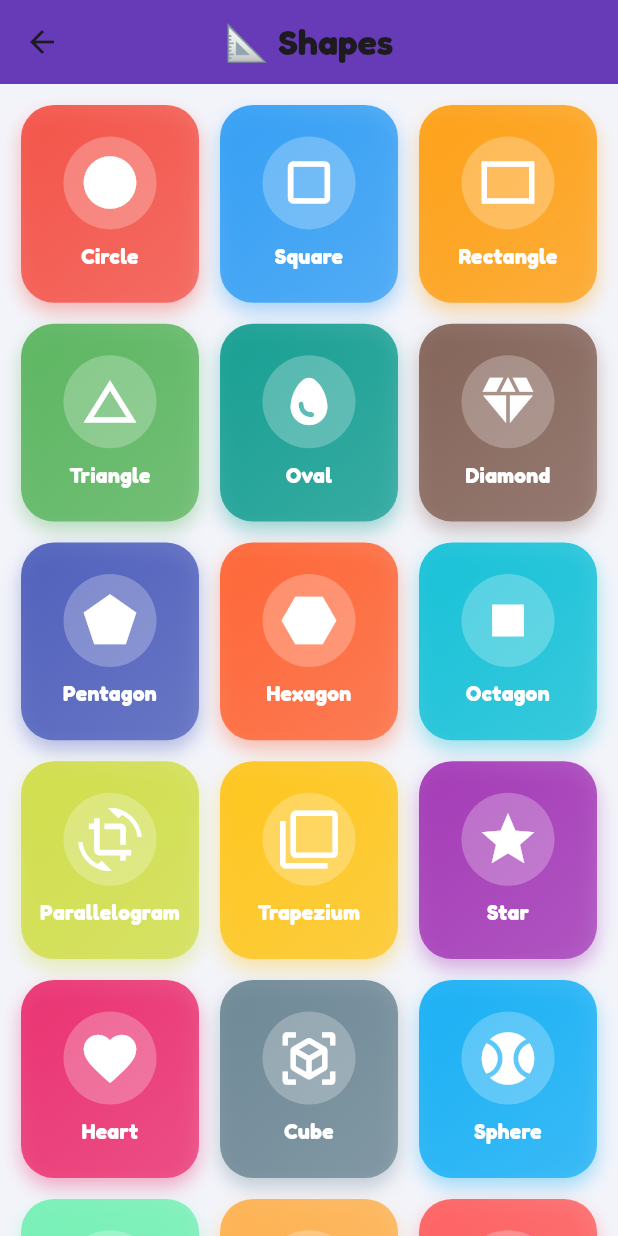
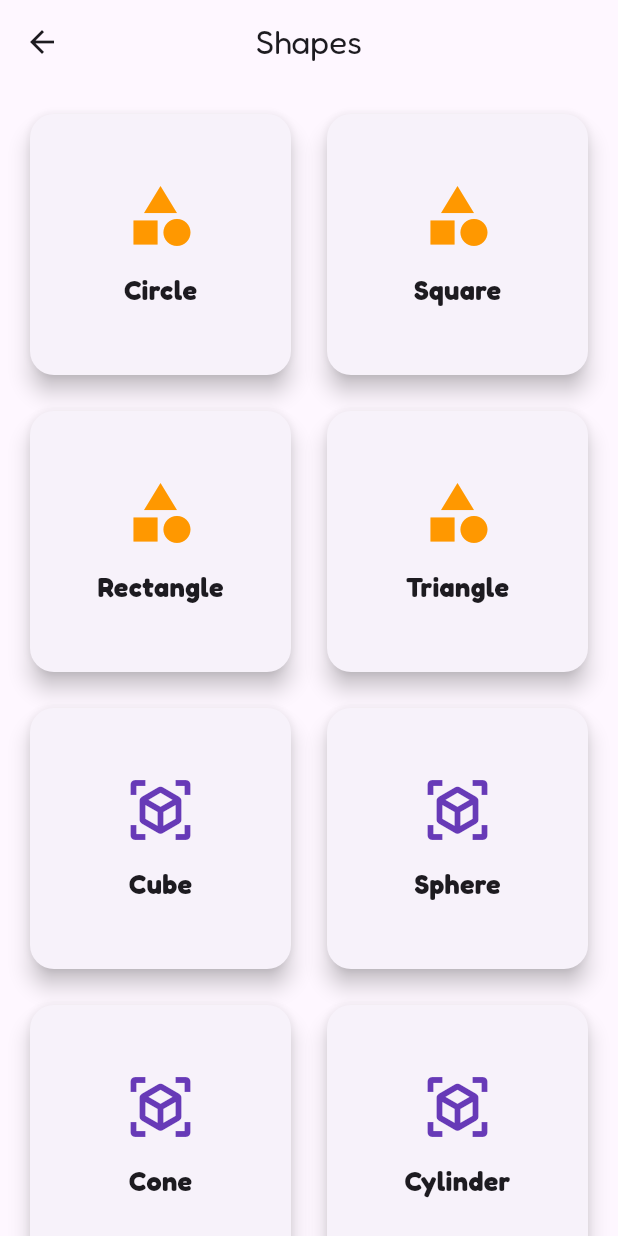
Before and after one commit to argadenil/zinzy, a Flutter app: the ShapesScreen screen opened directly, on a phone screen of 412 x 824 dp. Run offline on Flutter 3.47's test engine with Material 3 defaults, Android fonts, the phone set to English and light mode, and no system bars; our stand-ins replace audioplayers, camera, confetti, flutter_tts, google_fonts, lottie and 2 more; missing offline and left inert: flutter_3d_controller, hand_landmarker.

Commit message:
changes added for shapes screen

```diff
--- a/lib/screens/shapes/shapesscreen.dart
+++ b/lib/screens/shapes/shapesscreen.dart
@@ -1,66 +1,99 @@
 import 'package:flutter/material.dart';
+import 'package:flutter_3d_controller/flutter_3d_controller.dart';
 
-class ShapesScreen extends StatefulWidget {
-  const ShapesScreen({super.key});
+/// -------------------------------
+/// DATA MODEL
+/// -------------------------------
+class ShapeItem {
+  final String name;
+  final String description;
+  final String? asset;
+  final bool is3D;
 
-  @override
-  State<ShapesScreen> createState() => _ShapesScreenState();
+  ShapeItem({
+    required this.name,
+    required this.description,
+    this.asset,
+    bool? is3D,
+  }) : is3D = is3D ?? false;
 }
 
-class _ShapesScreenState extends State<ShapesScreen> {
-  final List<Map<String, dynamic>> shapes = [
-    {"name": "Circle", "icon": Icons.circle, "color": Colors.red, "info": "A circle is round. It has no corners."},
-    {"name": "Square", "icon": Icons.crop_square, "color": Colors.blue, "info": "A square has 4 equal sides."},
-    {"name": "Rectangle", "icon": Icons.rectangle_outlined, "color": Colors.orange, "info": "A rectangle has 4 sides. Opposite sides are equal."},
-    {"name": "Triangle", "icon": Icons.change_history, "color": Colors.green, "info": "A triangle has 3 sides."},
-    {"name": "Oval", "icon": Icons.egg, "color": Colors.teal, "info": "An oval looks like a stretched circle."},
-    {"name": "Diamond", "icon": Icons.diamond, "color": Colors.brown, "info": "A diamond has 4 equal slanted sides."},
-    {"name": "Pentagon", "icon": Icons.pentagon, "color": Colors.indigo, "info": "A pentagon has 5 sides."},
-    {"name": "Hexagon", "icon": Icons.hexagon, "color": Colors.deepOrange, "info": "A hexagon has 6 sides."},
-    {"name": "Octagon", "icon": Icons.stop, "color": Colors.cyan, "info": "An octagon has 8 sides."},
-    {"name": "Parallelogram", "icon": Icons.crop_rotate, "color": Colors.lime, "info": "Opposite sides are equal and parallel."},
-    {"name": "Trapezium", "icon": Icons.filter_none, "color": Colors.amber, "info": "One pair of sides are parallel."},
-    {"name": "Star", "icon": Icons.star, "color": Colors.purple, "info": "A star has pointed corners."},
-    {"name": "Heart", "icon": Icons.favorite, "color": Colors.pink, "info": "A heart shows love and care."},
-    {"name": "Cube", "icon": Icons.view_in_ar, "color": Colors.blueGrey, "info": "A cube has 6 square faces."},
-    {"name": "Sphere", "icon": Icons.sports_baseball, "color": Colors.lightBlue, "info": "A sphere is round like a ball."},
-    {"name": "Cylinder", "icon": Icons.wine_bar, "color": Colors.greenAccent, "info": "A cylinder has two circles and a curved surface."},
-    {"name": "Cone", "icon": Icons.icecream, "color": Colors.orangeAccent, "info": "A cone has a circular base and a point."},
-    {"name": "Pyramid", "icon": Icons.account_balance, "color": Colors.redAccent, "info": "A pyramid has triangular sides and a base."},
-  ];
+/// -------------------------------
+/// SHAPES DATA (Class 1–4)
+/// -------------------------------
+final List<ShapeItem> shapesList = [
+  // 🔵 2D SHAPES
+  ShapeItem(
+    name: 'Circle',
+    description: 'A circle is a round 2D shape. It has no corners.',
+    is3D: false,
+  ),
+  ShapeItem(
+    name: 'Square',
+    description: 'A square has 4 equal sides and 4 corners.',
+    is3D: false,
+  ),
+  ShapeItem(
+    name: 'Rectangle',
+    description:
+        'A rectangle has 4 sides and 4 corners. Opposite sides are equal.',
+    is3D: false,
+  ),
+  ShapeItem(
+    name: 'Triangle',
+    description: 'A triangle has 3 sides and 3 corners.',
+    is3D: false,
+  ),
 
-  int tappedIndex = -1;
+  // 🔷 3D SHAPES
+  ShapeItem(
+    name: 'Cube',
+    description: 'A cube is a 3D shape with 6 equal square faces.',
+    asset: 'assets/shapes/cube.glb',
+    is3D: true,
+  ),
+  ShapeItem(
+    name: 'Sphere',
+    description: 'A sphere is round like a ball. It has no edges or corners.',
+    asset: 'assets/shapes/sphere.glb',
+    is3D: true,
+  ),
+  ShapeItem(
+    name: 'Cone',
+    description: 'A cone has one circular base and a pointed top.',
+    asset: 'assets/shapes/cone.glb',
+    is3D: true,
+  ),
+  ShapeItem(
+    name: 'Cylinder',
+    description: 'A cylinder has two circular faces and one curved surface.',
+    asset: 'assets/shapes/cylinder.glb',
+    is3D: true,
+  ),
+];
+
+/// -------------------------------
+/// SHAPES HOME SCREEN
+/// -------------------------------
+class ShapesScreen extends StatelessWidget {
+  const ShapesScreen({super.key});
 
   @override
   Widget build(BuildContext context) {
     return Scaffold(
-      backgroundColor: const Color(0xFFF3F4FA),
-      appBar: AppBar(
-        backgroundColor: Colors.deepPurple,
-        centerTitle: true,
-        title: const Text(
-          "📐 Shapes",
-          style: TextStyle(fontSize: 24, fontWeight: FontWeight.bold),
-        ),
-      ),
+      appBar: AppBar(title: const Text('Shapes'), centerTitle: true),
       body: GridView.builder(
-        padding: const EdgeInsets.all(14),
-        itemCount: shapes.length,
+        padding: const EdgeInsets.all(16),
+        itemCount: shapesList.length,
         gridDelegate: const SliverGridDelegateWithFixedCrossAxisCount(
-          crossAxisCount: 3,
-          crossAxisSpacing: 14,
-          mainAxisSpacing: 14,
-          childAspectRatio: 0.9,
+          crossAxisCount: 2,
+          mainAxisSpacing: 16,
+          crossAxisSpacing: 16,
         ),
         itemBuilder: (context, index) {
-          final shape = shapes[index];
-          final isTapped = tappedIndex == index;
-
+          final shape = shapesList[index];
           return GestureDetector(
-            onTapDown: (_) => setState(() => tappedIndex = index),
-            onTapCancel: () => setState(() => tappedIndex = -1),
-            onTapUp: (_) {
-              setState(() => tappedIndex = -1);
+            onTap: () {
               Navigator.push(
                 context,
                 MaterialPageRoute(
@@ -68,10 +101,35 @@ class _ShapesScreenState extends State<ShapesScreen> {
                 ),
               );
             },
-            child: AnimatedScale(
-              scale: isTapped ? 0.94 : 1,
-              duration: const Duration(milliseconds: 120),
-              child: _ShapeCard(shape: shape),
+            child: Card(
+              elevation: 6,
+              shape: RoundedRectangleBorder(
+                borderRadius: BorderRadius.circular(16),
+              ),
+              child: Column(
+                mainAxisAlignment: MainAxisAlignment.center,
+                children: [
+                  shape.is3D
+                      ? const Icon(
+                          Icons.view_in_ar,
+                          size: 48,
+                          color: Colors.deepPurple,
+                        )
+                      : const Icon(
+                          Icons.category,
+                          size: 48,
+                          color: Colors.orange,
+                        ),
+                  const SizedBox(height: 12),
+                  Text(
+                    shape.name,
+                    style: const TextStyle(
+                      fontSize: 18,
+                      fontWeight: FontWeight.bold,
+                    ),
+                  ),
+                ],
+              ),
             ),
           );
         },
@@ -80,61 +138,47 @@ class _ShapesScreenState extends State<ShapesScreen> {
   }
 }
 
-/// ================================
-/// CLEAN MODERN SHAPE CARD
-/// ================================
-class _ShapeCard extends StatelessWidget {
-  final Map<String, dynamic> shape;
+/// -------------------------------
+/// SHAPE DETAIL SCREEN
+/// -------------------------------
+class ShapeDetailScreen extends StatelessWidget {
+  final ShapeItem shape;
 
-  const _ShapeCard({required this.shape});
+  const ShapeDetailScreen({super.key, required this.shape});
 
   @override
   Widget build(BuildContext context) {
-    return Container(
-      decoration: BoxDecoration(
-        gradient: LinearGradient(
-          colors: [
-            shape["color"].withOpacity(0.85),
-            shape["color"].withOpacity(0.65),
-          ],
-          begin: Alignment.topLeft,
-          end: Alignment.bottomRight,
-        ),
-        borderRadius: BorderRadius.circular(22),
-        boxShadow: [
-          BoxShadow(
-            color: shape["color"].withOpacity(0.35),
-            blurRadius: 10,
-            offset: const Offset(0, 6),
-          )
-        ],
-      ),
-      child: Column(
-        mainAxisAlignment: MainAxisAlignment.center,
+    return Scaffold(
+      appBar: AppBar(title: Text(shape.name), centerTitle: true),
+      body: Column(
         children: [
-          Container(
-            padding: const EdgeInsets.all(10),
-            decoration: BoxDecoration(
-              shape: BoxShape.circle,
-              color: Colors.white.withOpacity(0.25),
-            ),
-            child: Icon(
-              shape["icon"],
-              size: 42,
-              color: Colors.white,
-            ),
+          const SizedBox(height: 16),
+
+          /// 🔷 SHAPE VIEW
+          AspectRatio(
+            aspectRatio: 1,
+            child: shape.is3D
+                ? Flutter3DViewer(src: shape.asset!, enableTouch: true)
+                : _TwoDShapeView(shapeName: shape.name),
           ),
-          const SizedBox(height: 8),
+
+          const SizedBox(height: 16),
+
+          /// 📘 SHAPE INFO
           Padding(
-            padding: const EdgeInsets.symmetric(horizontal: 6),
-            child: Text(
-              shape["name"],
-              textAlign: TextAlign.center,
-              maxLines: 2,
-              style: const TextStyle(
-                fontSize: 14,
-                fontWeight: FontWeight.bold,
-                color: Colors.white,
+            padding: const EdgeInsets.all(16),
+            child: Card(
+              elevation: 6,
+              shape: RoundedRectangleBorder(
+                borderRadius: BorderRadius.circular(16),
+              ),
+              child: Padding(
+                padding: const EdgeInsets.all(16),
+                child: Text(
+                  shape.description,
+                  textAlign: TextAlign.center,
+                  style: const TextStyle(fontSize: 18),
+                ),
               ),
             ),
           ),
@@ -144,74 +188,62 @@ class _ShapeCard extends StatelessWidget {
   }
 }
 
-/// ================================
-/// SHAPE DETAIL SCREEN (UNCHANGED)
-/// ================================
-class ShapeDetailScreen extends StatelessWidget {
-  final Map<String, dynamic> shape;
+/// -------------------------------
+/// 2D SHAPES DRAWING
+/// -------------------------------
+class _TwoDShapeView extends StatelessWidget {
+  final String shapeName;
 
-  const ShapeDetailScreen({super.key, required this.shape});
+  const _TwoDShapeView({required this.shapeName});
 
   @override
   Widget build(BuildContext context) {
-    return Scaffold(
-      backgroundColor: shape["color"].withOpacity(0.12),
-      body: SafeArea(
-        child: Column(
-          children: [
-            Padding(
-              padding: const EdgeInsets.all(12),
-              child: Align(
-                alignment: Alignment.topLeft,
-                child: GestureDetector(
-                  onTap: () => Navigator.pop(context),
-                  child: Image.asset(
-                    "assets/images/back_button.webp",
-                    height: 48,
-                  ),
-                ),
-              ),
-            ),
-            const SizedBox(height: 30),
-            Container(
-              height: 260,
-              width: 260,
-              decoration: BoxDecoration(
-                color: shape["color"],
-                borderRadius: BorderRadius.circular(44),
-                boxShadow: [
-                  BoxShadow(
-                    color: shape["color"].withOpacity(0.6),
-                    blurRadius: 20,
-                    offset: const Offset(0, 10),
-                  ),
-                ],
-              ),
-              child: Icon(shape["icon"], size: 160, color: Colors.white),
-            ),
-            const SizedBox(height: 30),
-            Text(
-              shape["name"],
-              style: const TextStyle(
-                fontSize: 38,
-                fontWeight: FontWeight.bold,
-              ),
-            ),
-            const SizedBox(height: 16),
-            Padding(
-              padding: const EdgeInsets.symmetric(horizontal: 26),
-              child: Text(
-                shape["info"],
-                textAlign: TextAlign.center,
-                style: const TextStyle(
-                  fontSize: 22,
-                  height: 1.4,
-                ),
-              ),
-            ),
-          ],
-        ),
-      ),
-    );
+    return CustomPaint(painter: _ShapePainter(shapeName), child: Container());
   }
 }
+
+class _ShapePainter extends CustomPainter {
+  final String shape;
+
+  _ShapePainter(this.shape);
+
+  @override
+  void paint(Canvas canvas, Size size) {
+    final paint = Paint()
+      ..color = Colors.deepPurple
+      ..style = PaintingStyle.fill;
+
+    final center = Offset(size.width / 2, size.height / 2);
+    final w = size.width * 0.6;
+    final h = size.height * 0.6;
+
+    switch (shape) {
+      case 'Circle':
+        canvas.drawCircle(center, w / 2, paint);
+        break;
+      case 'Square':
+        canvas.drawRect(
+          Rect.fromCenter(center: center, width: w, height: w),
+          paint,
+        );
+        break;
+      case 'Rectangle':
+        canvas.drawRect(
+          Rect.fromCenter(center: center, width: w, height: h),
+          paint,
+        );
+        break;
+      case 'Triangle':
+        final path = Path()
+          ..moveTo(center.dx, center.dy - h / 2)
+          ..lineTo(center.dx - w / 2, center.dy + h / 2)
+          ..lineTo(center.dx + w / 2, center.dy + h / 2)
+          ..close();
+        canvas.drawPath(path, paint);
+        break;
+    }
+  }
+
+  @override
+  bool shouldRepaint(covariant CustomPainter oldDelegate) => false;
+}
--- a/pubspec.yaml
+++ b/pubspec.yaml
@@ -39,7 +39,7 @@ dependencies:
   camera: ^0.11.0
   hand_landmarker: ^2.1.2
   permission_handler: ^11.0.1
-
+  flutter_3d_controller: ^2.3.0
   # The following adds the Cupertino Icons font to your application.
   # Use with the CupertinoIcons class for iOS style icons.
   cupertino_icons: ^1.0.8
@@ -75,6 +75,8 @@ flutter:
       - assets/audio/alphabets/
       - assets/audio/animals/
       - assets/
+      - assets/shapes/
+      - assets/shapes/cube.glb
 
   # An image asset can refer to one or more resolution-specific "variants", see
   # https://flutter.dev/to/resolution-aware-images
```
Also changed, not shown: 2 other files.
